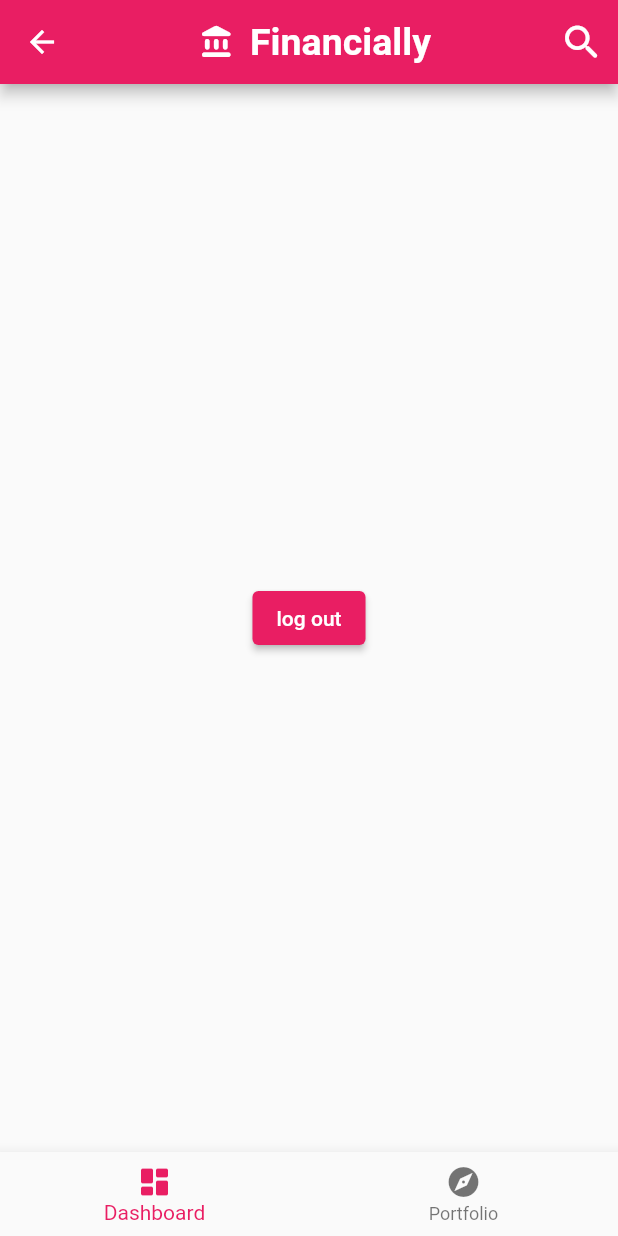
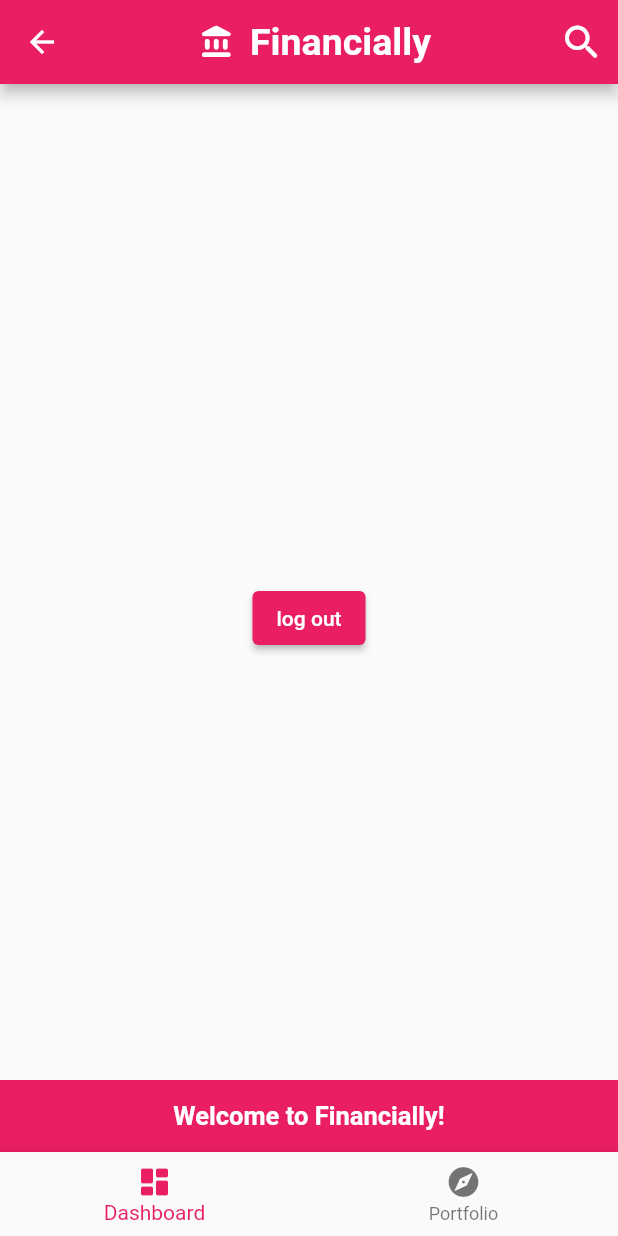
Before and after one commit to cyrus-wg/financially, a Flutter app: the WelcomePage screen opened by its route, after a tap on the "close" icon, on a phone screen of 412 x 824 dp. Run offline on Flutter 3.47's test engine with Material 2 defaults, Android fonts, the light colour scheme and no system bars; our stand-ins replace auto_route, cloud_firestore, firebase_auth, firebase_core, firebase_storage, infinite_scroll_pagination and 1 more; missing offline and left inert: algolia_helper_flutter; accounts and stored records are empty.

Commit message:
minor change in snackbar message showing

```diff
--- a/lib/pages/welcomePage.dart
+++ b/lib/pages/welcomePage.dart
@@ -1,6 +1,7 @@
 import 'package:auto_route/auto_route.dart';
 import 'package:financially/components/welcomeCard.dart';
 import 'package:financially/utils/getAllImgRef.dart';
+import 'package:financially/utils/showSnackBar.dart';
 import 'package:flutter/material.dart';
 
 class WelcomePage extends StatefulWidget {
@@ -34,6 +35,8 @@ class _WelcomePageState extends State<WelcomePage> {
             tooltip: 'close',
             onPressed: () {
               context.router.replaceNamed('/');
+              ScaffoldMessenger.of(context)
+                  .showSnackBar(showSnackBar('Welcome to Financially!'));
             },
           ),
         ],
@@ -126,6 +129,8 @@ class _WelcomePageState extends State<WelcomePage> {
       floatingActionButton: ElevatedButton(
         onPressed: () {
           context.router.replaceNamed('/');
+          ScaffoldMessenger.of(context)
+              .showSnackBar(showSnackBar('Welcome to Financially!'));
         },
         style: ElevatedButton.styleFrom(
           minimumSize: Size(MediaQuery.of(context).size.width * 0.8, 50),
```
Also changed, not shown: lib/components/auth.dart (+8 -4 lines).
